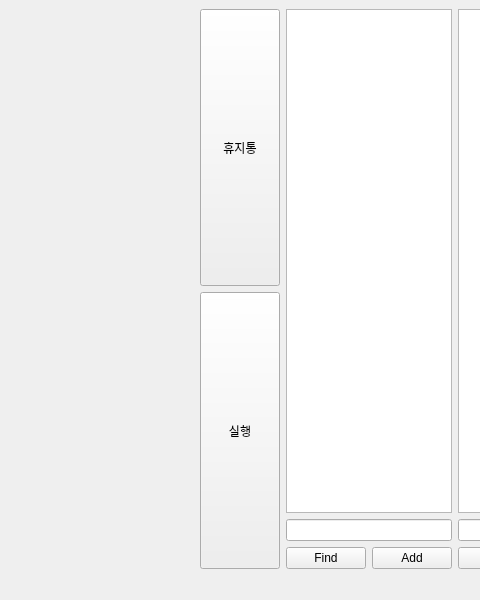
Old version of the form gui.ui in the repository chaos7ds/photo_manager; both pictures show x 303 to 783 and y 0 to 600 of the 1101 by 600 pixel window.
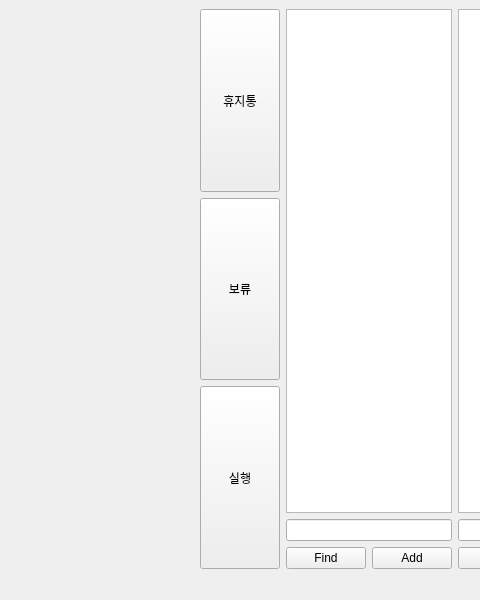
New version of the form.

Commit message: btn_hold skeleton

Diff of the .ui file:
```diff
--- a/gui.ui
+++ b/gui.ui
@@ -31,7 +31,7 @@
        </widget>
       </item>
       <item>
-       <layout class="QVBoxLayout" name="verticalLayout_1" stretch="0,0">
+       <layout class="QVBoxLayout" name="verticalLayout_1" stretch="0,0,0">
         <item>
          <widget class="QPushButton" name="btn_trash">
           <property name="sizePolicy">
@@ -45,6 +45,19 @@
           </property>
          </widget>
         </item>
+        <item>
+         <widget class="QPushButton" name="btn_hold">
+          <property name="sizePolicy">
+           <sizepolicy hsizetype="Minimum" vsizetype="Expanding">
+            <horstretch>0</horstretch>
+            <verstretch>0</verstretch>
+           </sizepolicy>
+          </property>
+          <property name="text">
+           <string>보류</string>
+          </property>
+         </widget>
+        </item>
         <item>
          <widget class="QPushButton" name="btn_execute">
           <property name="sizePolicy">
```
The commit also changes 1 other file.
